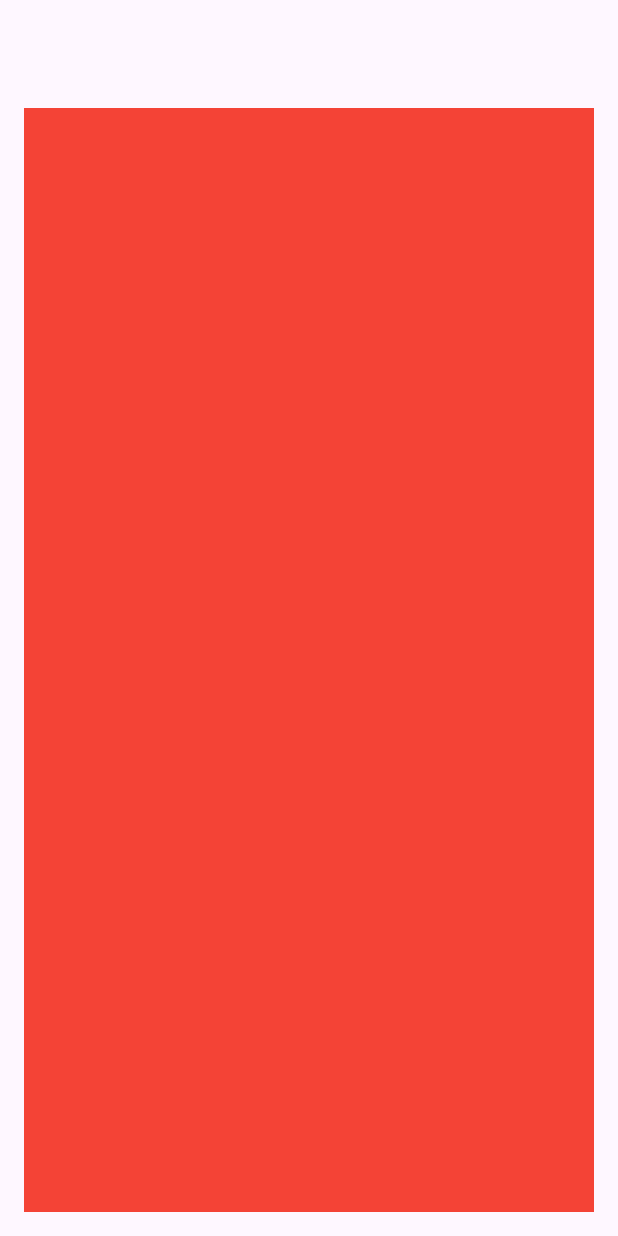
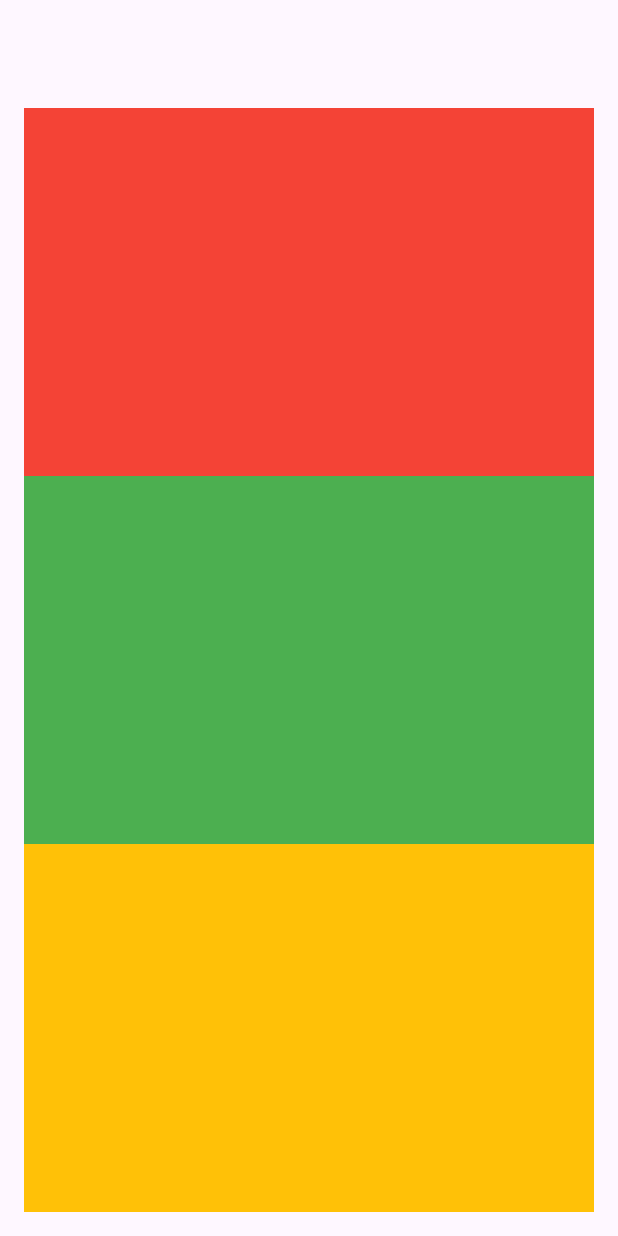
Before and after one commit to CaptainNayan199/Flutter-New-Projects, a Flutter app: the screen it shows after launch, on a phone screen of 412 x 824 dp. Run offline on Flutter 3.47's test engine with Material 3 defaults, Android fonts, the light colour scheme and no system bars; our stand-ins replace cloud_firestore, firebase_core, random_string; accounts and stored records are empty.

Commit message:
files updated

```diff
--- a/qr_code/lib/qr_scanner.dart
+++ b/qr_code/lib/qr_scanner.dart
@@ -12,9 +12,20 @@ class QRScanner extends StatelessWidget {
         padding: const EdgeInsets.all(16),
         child: Column(
           children: [
-            Expanded(child: Container(
-              color: Colors.red,
+            Expanded(
+              child: Container(
+                color: Colors.red,
+              ),
             ),
+            Expanded(
+              child: Container(
+                color: Colors.green,
+              ),
+            ),
+            Expanded(
+              child: Container(
+                color: Colors.amber,
+              ),
             ),
           ],
         ),
```
